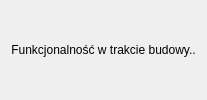
Old version of the form ui/zarzadzanie_kablami_widget.ui in the repository m-dudzinski/FiberAssistant-QGIS.
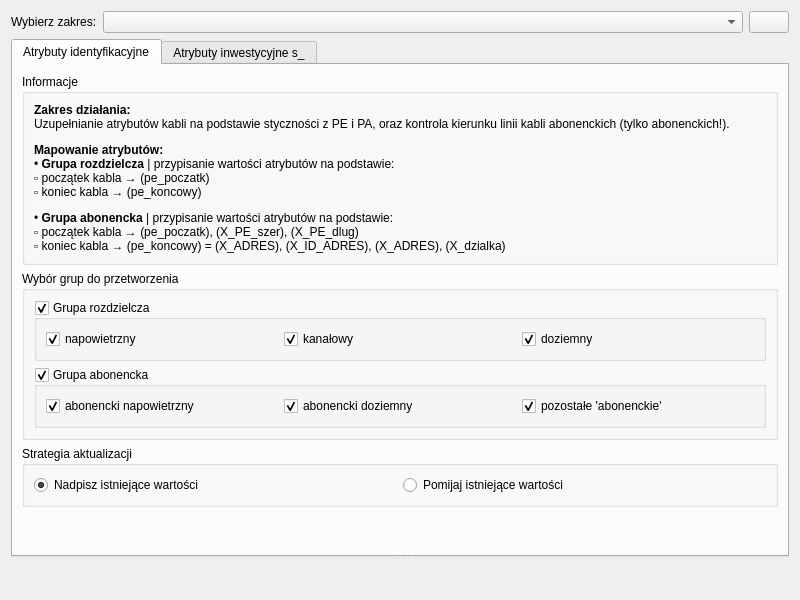
New version of the form. Icons and pictures are not drawn.

```diff
--- a/ui/zarzadzanie_kablami_widget.ui
+++ b/ui/zarzadzanie_kablami_widget.ui
@@ -1,16 +1,387 @@
 <?xml version="1.0" encoding="UTF-8"?>
 <ui version="4.0">
- <class>ZarzadzanieKabliWidget</class>
- <widget class="QWidget" name="ZarzadzanieKabliWidget">
-  <layout class="QVBoxLayout" name="verticalLayout">
+ <class>ZarzadzanieKablamiWidget</class>
+ <widget class="QWidget" name="ZarzadzanieKablamiWidget">
+  <property name="geometry">
+   <rect>
+    <x>0</x>
+    <y>0</y>
+    <width>800</width>
+    <height>600</height>
+   </rect>
+  </property>
+  <property name="windowTitle">
+   <string>Form</string>
+  </property>
+  <layout class="QVBoxLayout" name="verticalLayout_main">
    <item>
-    <widget class="QLabel" name="label">
-     <property name="text">
-      <string>Funkcjonalność w trakcie budowy..</string>
+    <layout class="QHBoxLayout" name="horizontalLayout_zakres">
+     <item>
+      <widget class="QLabel" name="label_zakres">
+       <property name="text">
+        <string>Wybierz zakres:</string>
+       </property>
+      </widget>
+     </item>
+     <item>
+      <widget class="QComboBox" name="zakres_combo_box">
+       <property name="sizePolicy">
+        <sizepolicy hsizetype="Expanding" vsizetype="Fixed">
+         <horstretch>0</horstretch>
+         <verstretch>0</verstretch>
+        </sizepolicy>
+       </property>
+      </widget>
+     </item>
+     <item>
+      <widget class="QPushButton" name="refresh_button">
+       <property name="toolTip">
+        <string>Odśwież listę zakresów</string>
+       </property>
+       <property name="text">
+        <string/>
+       </property>
+       <property name="icon">
+        <iconset>
+         <normaloff>:/icons/options_icons/options_icon_refresh.png</normaloff>:/icons/options_icons/options_icon_refresh.png</iconset>
+       </property>
+      </widget>
+     </item>
+    </layout>
+   </item>
+   <item>
+    <widget class="QSplitter" name="splitter">
+     <property name="orientation">
+      <enum>Qt::Vertical</enum>
      </property>
-     <property name="alignment">
-      <set>Qt::AlignCenter</set>
-     </property>
+     <widget class="QTabWidget" name="tabWidget">
+      <property name="currentIndex">
+       <number>0</number>
+      </property>
+      <widget class="QWidget" name="tab_atrybuty_identyfikacyjne">
+       <attribute name="title">
+        <string>Atrybuty identyfikacyjne</string>
+       </attribute>
+       <layout class="QVBoxLayout" name="verticalLayout_tab">
+        <item>
+         <widget class="QGroupBox" name="groupBox_info_ident">
+          <property name="title">
+           <string>Informacje</string>
+          </property>
+          <layout class="QVBoxLayout" name="verticalLayout_info_ident">
+           <item>
+            <widget class="QLabel" name="label_info_ident">
+             <property name="text">
+              <string>&lt;html&gt;&lt;head/&gt;&lt;body&gt;&lt;p&gt;&lt;span style=&quot; font-weight:600;&quot;&gt;Zakres działania:&lt;/span&gt;&lt;br/&gt;Uzupełnianie atrybutów kabli na podstawie styczności z PE i PA, oraz kontrola kierunku linii kabli abonenckich (tylko abonenckich!).&lt;/p&gt;&lt;p&gt;&lt;span style=&quot; font-weight:600;&quot;&gt;Mapowanie atrybutów:&lt;/span&gt;&lt;br/&gt;• &lt;span style=&quot; font-weight:600;&quot;&gt;Grupa rozdzielcza&lt;/span&gt; | przypisanie wartości atrybutów na podstawie:&lt;br/&gt;▫ początek kabla → (pe_poczatk)&lt;br/&gt;▫ koniec kabla → (pe_koncowy)&lt;/p&gt;&lt;p&gt;• &lt;span style=&quot; font-weight:600;&quot;&gt;Grupa abonencka&lt;/span&gt; | przypisanie wartości atrybutów na podstawie:&lt;br/&gt;▫ początek kabla → (pe_poczatk), (X_PE_szer), (X_PE_dlug)&lt;br/&gt;▫ koniec kabla → (pe_koncowy) = (X_ADRES), (X_ID_ADRES), (X_ADRES), (X_dzialka)&lt;/p&gt;&lt;/body&gt;&lt;/html&gt;</string>
+             </property>
+             <property name="wordWrap">
+              <bool>true</bool>
+             </property>
+            </widget>
+           </item>
+          </layout>
+         </widget>
+        </item>
+        <item>
+         <widget class="QGroupBox" name="groupBox_grupy">
+          <property name="title">
+           <string>Wybór grup do przetworzenia</string>
+          </property>
+          <layout class="QVBoxLayout" name="verticalLayout_grupy_main">
+           <item>
+            <widget class="QGroupBox" name="groupBox_grupa_rozdzielcza">
+             <property name="title">
+              <string>Grupa rozdzielcza</string>
+             </property>
+             <property name="checkable">
+              <bool>true</bool>
+             </property>
+             <property name="checked">
+              <bool>true</bool>
+             </property>
+             <layout class="QHBoxLayout" name="horizontalLayout_rozdzielcza_sub">
+              <item>
+               <widget class="QCheckBox" name="cb_rodzaj_napowietrzny">
+                <property name="text">
+                 <string>napowietrzny</string>
+                </property>
+                <property name="checked">
+                 <bool>true</bool>
+                </property>
+               </widget>
+              </item>
+              <item>
+               <widget class="QCheckBox" name="cb_rodzaj_kanalowy">
+                <property name="text">
+                 <string>kanałowy</string>
+                </property>
+                <property name="checked">
+                 <bool>true</bool>
+                </property>
+               </widget>
+              </item>
+              <item>
+               <widget class="QCheckBox" name="cb_rodzaj_doziemny">
+                <property name="text">
+                 <string>doziemny</string>
+                </property>
+                <property name="checked">
+                 <bool>true</bool>
+                </property>
+               </widget>
+              </item>
+             </layout>
+            </widget>
+           </item>
+           <item>
+            <widget class="QGroupBox" name="groupBox_grupa_abonencka">
+             <property name="title">
+              <string>Grupa abonencka</string>
+             </property>
+             <property name="checkable">
+              <bool>true</bool>
+             </property>
+             <property name="checked">
+              <bool>true</bool>
+             </property>
+             <layout class="QHBoxLayout" name="horizontalLayout_abonencka_sub">
+              <item>
+               <widget class="QCheckBox" name="cb_rodzaj_abonencki_napowietrzny">
+                <property name="text">
+                 <string>abonencki napowietrzny</string>
+                </property>
+                <property name="checked">
+                 <bool>true</bool>
+                </property>
+               </widget>
+              </item>
+              <item>
+               <widget class="QCheckBox" name="cb_rodzaj_abonencki_doziemny">
+                <property name="text">
+                 <string>abonencki doziemny</string>
+                </property>
+                <property name="checked">
+                 <bool>true</bool>
+                </property>
+               </widget>
+              </item>
+              <item>
+               <widget class="QCheckBox" name="cb_rodzaj_abonencki_inny">
+                <property name="text">
+                 <string>pozostałe 'abonenckie'</string>
+                </property>
+                <property name="checked">
+                 <bool>true</bool>
+                </property>
+               </widget>
+              </item>
+             </layout>
+            </widget>
+           </item>
+          </layout>
+         </widget>
+        </item>
+        <item>
+         <widget class="QGroupBox" name="groupBox_strategia">
+          <property name="title">
+           <string>Strategia aktualizacji</string>
+          </property>
+          <layout class="QHBoxLayout" name="horizontalLayout_strategia">
+           <item>
+            <widget class="QRadioButton" name="radio_nadpisz">
+             <property name="text">
+              <string>Nadpisz istniejące wartości</string>
+             </property>
+             <property name="checked">
+              <bool>true</bool>
+             </property>
+            </widget>
+           </item>
+           <item>
+            <widget class="QRadioButton" name="radio_pomijaj">
+             <property name="text">
+              <string>Pomijaj istniejące wartości</string>
+             </property>
+            </widget>
+           </item>
+          </layout>
+         </widget>
+        </item>
+        <item>
+         <spacer name="verticalSpacer">
+          <property name="orientation">
+           <enum>Qt::Vertical</enum>
+          </property>
+          <property name="sizeHint" stdset="0">
+           <size>
+            <width>20</width>
+            <height>40</height>
+           </size>
+          </property>
+         </spacer>
+        </item>
+       </layout>
+      </widget>
+      <widget class="QWidget" name="tab_atrybuty_inwestycyjne">
+       <attribute name="title">
+        <string>Atrybuty inwestycyjne s_</string>
+       </attribute>
+       <layout class="QVBoxLayout" name="verticalLayout_s_tab">
+        <item>
+         <widget class="QGroupBox" name="groupBox_info_s">
+          <property name="title">
+           <string>Dostępne wartości atrybutów</string>
+          </property>
+          <layout class="QHBoxLayout" name="horizontalLayout_info_s">
+           <item>
+            <widget class="QLabel" name="label_info_s_status">
+             <property name="text">
+              <string>&lt;b&gt;s_status:&lt;/b&gt;&lt;br&gt;s0 – planowany&lt;br&gt;s1 - w budowie&lt;br&gt;s2 – zrealizowany</string>
+             </property>
+             <property name="alignment">
+              <set>Qt::AlignLeading|Qt::AlignLeft|Qt::AlignTop</set>
+             </property>
+            </widget>
+           </item>
+           <item>
+            <widget class="QLabel" name="label_info_s_inv_type">
+             <property name="text">
+              <string>&lt;b&gt;s_inv_type:&lt;/b&gt;&lt;br&gt;i1 - do wybudowania kabel światłowodowy i kanalizacja&lt;br&gt;i2 - przebudowa sieci - kabel w istniejącej kanalizacji&lt;br&gt;i3 - przebudowa sieci - kabel w kanalizacji dzierżawionej&lt;br&gt;i4 - napowietrznie na słupach własnych&lt;br&gt;i5 - napowietrznie na słupach dzierżawionych&lt;br&gt;i6 - ułożony kabel doziemny</string>
+             </property>
+             <property name="alignment">
+              <set>Qt::AlignLeading|Qt::AlignLeft|Qt::AlignTop</set>
+             </property>
+            </widget>
+           </item>
+          </layout>
+         </widget>
+        </item>
+        <item>
+         <widget class="QGroupBox" name="groupBox_s_status">
+          <property name="title">
+           <string>Ustaw atrybut s_status</string>
+          </property>
+          <property name="checkable">
+           <bool>true</bool>
+          </property>
+          <property name="checked">
+           <bool>true</bool>
+          </property>
+          <layout class="QHBoxLayout" name="horizontalLayout_s_status">
+           <item>
+            <widget class="QLabel" name="label_s_status_wybierz">
+             <property name="text">
+              <string>Wybierz wartość do przypisania:</string>
+             </property>
+            </widget>
+           </item>
+           <item>
+            <widget class="QComboBox" name="comboBox_s_status">
+             <item>
+              <property name="text">
+               <string>s0</string>
+              </property>
+             </item>
+             <item>
+              <property name="text">
+               <string>s1</string>
+              </property>
+             </item>
+             <item>
+              <property name="text">
+               <string>s2</string>
+              </property>
+             </item>
+            </widget>
+           </item>
+           <item>
+            <spacer name="horizontalSpacer_s_status">
+             <property name="orientation">
+              <enum>Qt::Horizontal</enum>
+             </property>
+             <property name="sizeHint" stdset="0">
+              <size>
+               <width>40</width>
+               <height>20</height>
+              </size>
+             </property>
+            </spacer>
+           </item>
+          </layout>
+         </widget>
+        </item>
+        <item>
+         <widget class="QGroupBox" name="groupBox_s_inv_type">
+          <property name="title">
+           <string>Ustaw atrybut s_inv_type</string>
+          </property>
+          <property name="checkable">
+           <bool>true</bool>
+          </property>
+          <property name="checked">
+           <bool>true</bool>
+          </property>
+          <layout class="QVBoxLayout" name="verticalLayout_s_inv_type">
+           <item>
+            <widget class="QLabel" name="label_s_inv_type_info">
+             <property name="text">
+              <string>Funkcja automatycznie dopasuje wartość na podstawie atrybutów &lt;b&gt;rodzaj&lt;/b&gt; oraz &lt;b&gt;trakt&lt;/b&gt;.
+&lt;br&gt;a) rodzaj „napowietrzny” lub „abonencki napowietrzny” i trakt „TOK napowietrzny” → &lt;b&gt;i4&lt;/b&gt;
+&lt;br&gt;b) rodzaj „napowietrzny” lub „abonencki napowietrzny” i trakt inny niż „TOK napowietrzny” → &lt;b&gt;i5&lt;/b&gt;
+&lt;br&gt;c) rodzaj „doziemny” lub „abonencki doziemny” → &lt;b&gt;i6&lt;/b&gt;
+&lt;br&gt;&lt;b&gt;UWAGA:&lt;/b&gt; Pozostałe przypadki (i1, i2, i3) oraz sytuacje niestandardowe wymagają ręcznego ustawienia.</string>
+             </property>
+             <property name="wordWrap">
+              <bool>true</bool>
+             </property>
+            </widget>
+           </item>
+          </layout>
+         </widget>
+        </item>
+        <item>
+         <widget class="QGroupBox" name="groupBox_strategia_s">
+          <property name="title">
+           <string>Strategia aktualizacji</string>
+          </property>
+          <layout class="QVBoxLayout" name="verticalLayout_strategia_s">
+           <item>
+            <widget class="QRadioButton" name="radio_nadpisz_s">
+             <property name="text">
+              <string>Nadpisz istniejące wartości</string>
+             </property>
+             <property name="checked">
+              <bool>true</bool>
+             </property>
+            </widget>
+           </item>
+           <item>
+            <widget class="QRadioButton" name="radio_pomijaj_s">
+             <property name="text">
+              <string>Pomijaj istniejące wartości</string>
+             </property>
+            </widget>
+           </item>
+          </layout>
+         </widget>
+        </item>
+        <item>
+         <spacer name="verticalSpacer_s">
+          <property name="orientation">
+           <enum>Qt::Vertical</enum>
+          </property>
+          <property name="sizeHint" stdset="0">
+           <size>
+            <width>20</width>
+            <height>40</height>
+           </size>
+          </property>
+         </spacer>
+        </item>
+       </layout>
+      </widget>
+     </widget>
+     <widget class="QWidget" name="output_widget_placeholder" native="true"/>
     </widget>
    </item>
   </layout>
```
Left out of the diff: 2 changed lines with no effect on the pictures.
